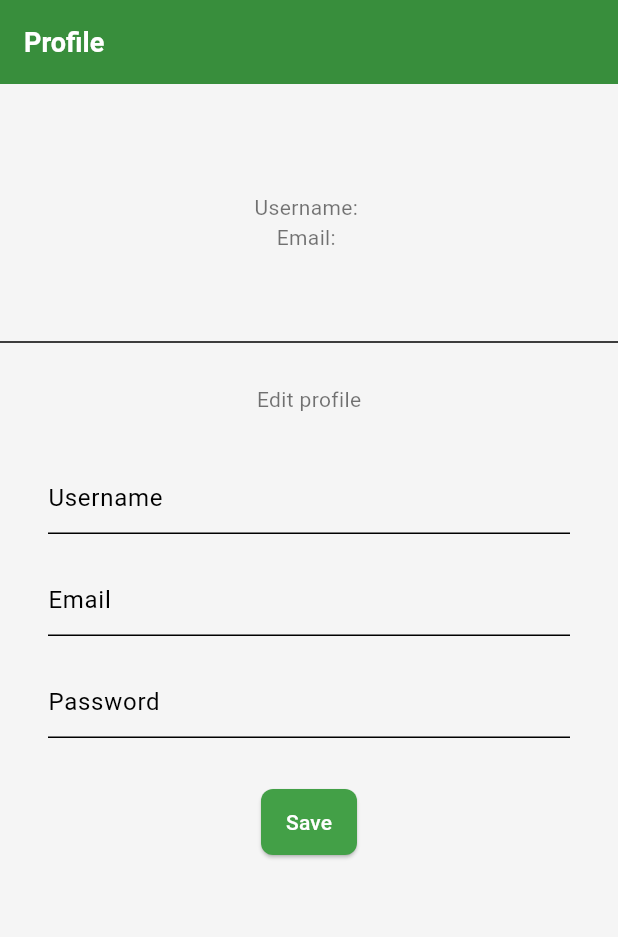
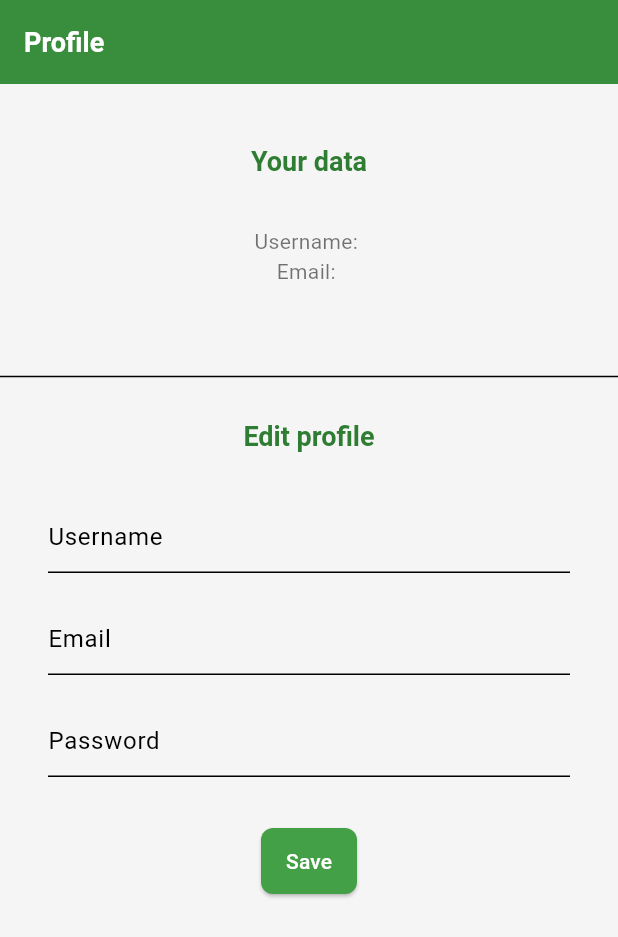
Before and after one commit to stanislav-zeman/recyclomator, a Flutter app: the ProfilePage widget shown alone on an empty page, opened directly, on a phone screen of 412 x 824 dp. Shown: the top 937 px of the screen. Run offline on Flutter 3.47's test engine with Material 3 defaults, Android fonts, the phone set to English and light mode, and no system bars; our stand-ins replace cloud_firestore, firebase_auth, firebase_core, font_awesome_flutter, get_it, google_maps_flutter and 4 more; missing offline and left inert: firebase_ui_auth, lock_orientation_screen; accounts and stored records are empty.

Commit message:
feat: rework profile fonts

```diff
--- a/lib/presentation/pages/profile_page.dart
+++ b/lib/presentation/pages/profile_page.dart
@@ -20,19 +20,19 @@ class ProfilePage extends StatelessWidget {
             );
           }
 
-          return _buildProfilePage(user);
+          return _buildProfilePage(context, user);
         },
       ),
     );
   }
 
-  Widget _buildProfilePage(User user) {
+  Widget _buildProfilePage(BuildContext context, User user) {
     return Wrap(
       spacing: 20,
       runSpacing: 20,
       children: <Widget>[
         SizedBox(height: 20),
-        _buildUserMetadata(user),
+        _buildUserMetadata(context, user),
         Divider(),
         ProfileEditor(user: user),
         SizedBox(height: 20),
@@ -40,17 +40,26 @@ class ProfilePage extends StatelessWidget {
     );
   }
 
-  Widget _buildUserMetadata(User user) {
+  Widget _buildUserMetadata(BuildContext context, User user) {
     return Center(
-      child: Padding(
-        padding: const EdgeInsets.all(32.0),
-        child: Column(
-          children: <Widget>[
-            Text('Username: ${user.displayName ?? "Not set"}'),
-            Text('Email: ${user.email}'),
-          ],
-        ),
+      child: Column(
+        children: <Widget>[
+          Text('Your data', style: Theme.of(context).textTheme.titleLarge),
+          Padding(
+            padding: const EdgeInsets.all(32.0),
+            child: Column(
+              children: [
+                _buildText(context, 'Username: ${user.displayName ?? "Not set"}'),
+                _buildText(context, 'Email: ${user.email}'),
+              ],
+            ),
+          ),
+        ],
       ),
     );
   }
+
+  Widget _buildText(BuildContext context, String text) {
+    return Text(text, style: Theme.of(context).textTheme.bodyMedium);
+  }
 }
--- a/lib/presentation/widgets/profile/profile_editor.dart
+++ b/lib/presentation/widgets/profile/profile_editor.dart
@@ -24,7 +24,7 @@ class _ProfileEditorState extends State<ProfileEditor> {
 
     return Column(
       children: <Widget>[
-        Text('Edit profile'),
+        Text('Edit profile', style: Theme.of(context).textTheme.titleLarge),
         Form(
           key: _formKey,
           child: Padding(
```
